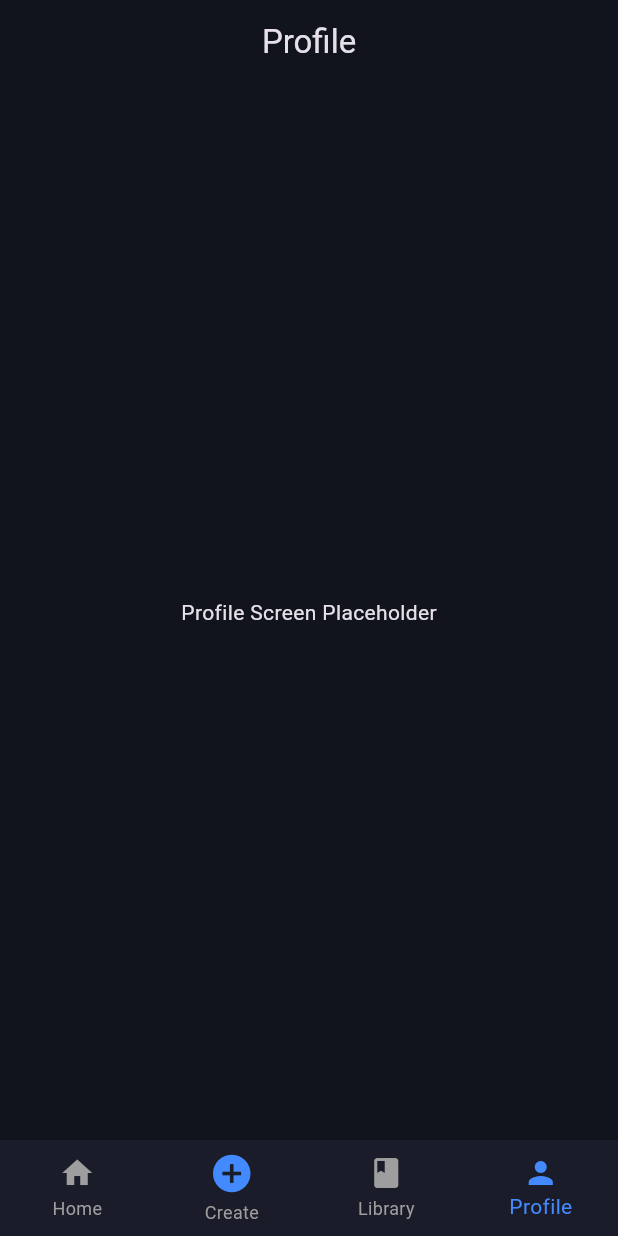
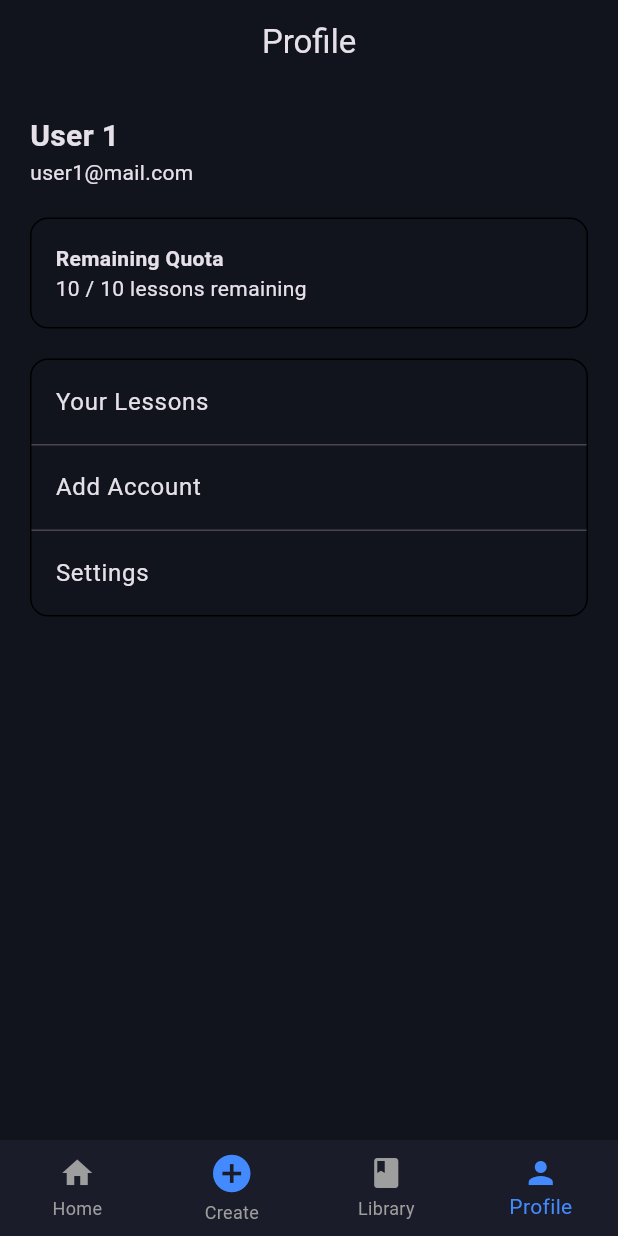
Before and after one commit to Berikai/studyhelper_se380, a Flutter app: the screen it shows after launch, item 4 of the bottom bar chosen, on a phone screen of 412 x 824 dp. Run offline on Flutter 3.47's test engine with Material 3 defaults, Android fonts, the phone set to English and light mode, and no system bars.

Commit message:
Added user details for Profile Screen

```diff
--- a/lib/screens/profile/profile_screen.dart
+++ b/lib/screens/profile/profile_screen.dart
@@ -1,6 +1,5 @@
 import 'package:flutter/material.dart';
 
-// Placeholder screen for profile page
 class ProfileScreen extends StatelessWidget {
   const ProfileScreen({super.key});
 
@@ -8,10 +7,57 @@ class ProfileScreen extends StatelessWidget {
   Widget build(BuildContext context) {
     return Scaffold(
       appBar: AppBar(
-        title: const Text('Profile'),
+        title: Text('Profile'),
       ),
-      body: const Center(
-        child: Text('Profile Screen Placeholder'),
+      body: Padding(
+        padding: EdgeInsets.all(20),
+        child: Column(
+          crossAxisAlignment: CrossAxisAlignment.start,
+          children: [
+            Text('User 1', style: TextStyle(fontSize: 20, fontWeight: FontWeight.bold)),
+            Text('user1@mail.com'),
+            SizedBox(height: 20),
+
+            Container(
+              width: double.infinity,
+              padding: EdgeInsets.all(16),
+              decoration: BoxDecoration(
+                border: Border.all(),
+                borderRadius: BorderRadius.circular(12),
+              ),
+              child: Column(
+                crossAxisAlignment: CrossAxisAlignment.start,
+                children: [
+                  Text('Remaining Quota', style: TextStyle(fontWeight: FontWeight.bold)),
+                  Text('10 / 10 lessons remaining'),
+                ],
+              ),
+            ),
+
+            SizedBox(height: 20),
+            Container(
+              decoration: BoxDecoration(
+                border: Border.all(),
+                borderRadius: BorderRadius.circular(12),
+              ),
+              child: Column(
+                children: [
+                  ListTile(
+                    title: Text('Your Lessons'),
+                    onTap: () {}),
+                  Divider(height: 1),
+                  ListTile(
+                    title: Text('Add Account'),
+                    onTap: () {}),
+                  Divider(height: 1),
+                  ListTile(
+                    title: Text('Settings'),
+                    onTap: () {}),
+                ],
+              ),
+            ),
+          ],
+        ),
       ),
     );
   }
```
